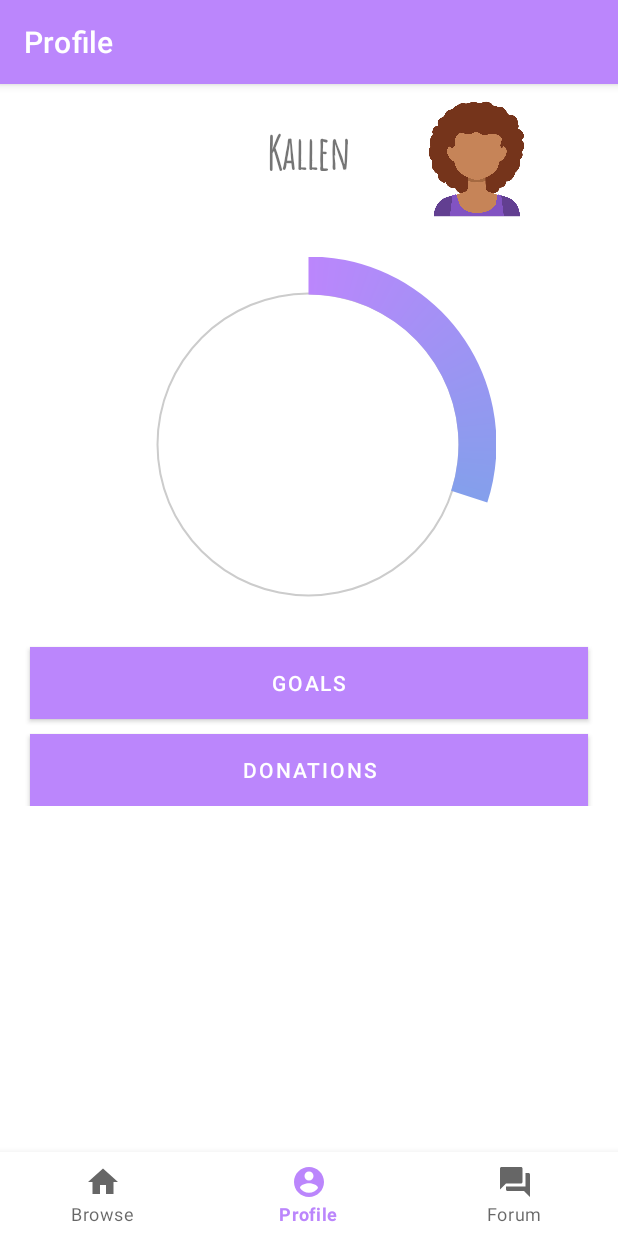
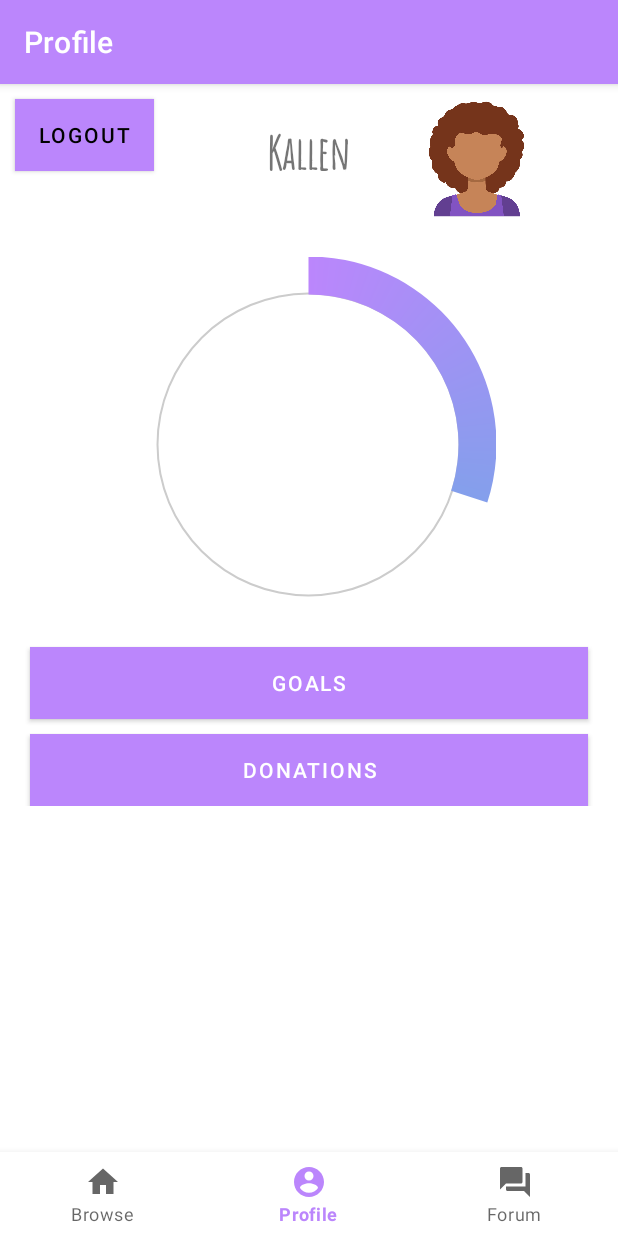
Before and after one commit to olphil99/DISH, an Android app: the DashboardFragment screen opened through its navigation route, on a phone screen of 412 x 824 dp. Run offline under Robolectric (Android 15) with nearby library versions, the phone set to English and light mode, and no system bars; our stand-ins replace navigation-ui; Roboto replaces fonts that are not available here.

Commit message:
asldjfasldf it's done

```diff
--- a/app/src/main/AndroidManifest.xml
+++ b/app/src/main/AndroidManifest.xml
@@ -13,7 +13,8 @@
         <activity
             android:name=".ui.dashboard.DonationsActivity"
             android:label="@string/title_activity_donations"
-            android:theme="@style/Theme.DISH.NoActionBar"></activity>
+            android:theme="@style/Theme.DISH.NoActionBar">
+        </activity>
         <activity
             android:name=".ui.dashboard.GoalActivity"
             android:label="@string/title_activity_goal"
@@ -44,7 +45,7 @@
         </activity>
 
         <activity
-            android:name=".splash">
+            android:name=".SplashActivity">
             <intent-filter>
                 <action android:name="android.intent.action.MAIN" />
                 <category android:name="android.intent.category.LAUNCHER" />
--- a/app/src/main/java/com/example/dish/ui/dashboard/DashboardFragment.java
+++ b/app/src/main/java/com/example/dish/ui/dashboard/DashboardFragment.java
@@ -1,12 +1,15 @@
 package com.example.dish.ui.dashboard;
 
+import android.content.Context;
 import android.content.Intent;
+import android.content.SharedPreferences;
 import android.os.Bundle;
 import android.view.LayoutInflater;
 import android.view.View;
 import android.view.ViewGroup;
 import android.widget.Button;
 import android.widget.ProgressBar;
+import android.widget.Toast;
 
 import androidx.annotation.NonNull;
 import androidx.annotation.Nullable;
@@ -17,6 +20,7 @@ import androidx.lifecycle.Observer;
 import androidx.lifecycle.ViewModelProvider;
 
 import com.example.dish.R;
+import com.example.dish.ui.login.LoginActivity;
 
 public class DashboardFragment extends Fragment {
 
@@ -71,6 +75,16 @@ public class DashboardFragment extends Fragment {
 //                textView.setText(s);
             }
         });
+
+        Button logout = (Button) root.findViewById(R.id.logout);
+        logout.setOnClickListener(new View.OnClickListener() {
+            @Override
+            public void onClick(View view) {
+                Intent intent = new Intent(getActivity(), LoginActivity.class);
+                startActivity(intent);
+                Toast.makeText(view.getContext(), "you are now logged out ^_^", Toast.LENGTH_SHORT).show();
+            }
+        });
         return root;
     }
 
--- a/app/src/main/res/layout/activity_splash.xml
+++ b/app/src/main/res/layout/activity_splash.xml
@@ -4,6 +4,6 @@
     xmlns:tools="http://schemas.android.com/tools"
     android:layout_width="match_parent"
     android:layout_height="match_parent"
-    tools:context=".splash">
+    tools:context=".SplashActivity">
 
 </androidx.constraintlayout.widget.ConstraintLayout>
--- a/app/src/main/res/layout/fragment_dashboard.xml
+++ b/app/src/main/res/layout/fragment_dashboard.xml
@@ -113,6 +113,22 @@
                     android:text="Kallen"
                     android:textSize="30sp"
                     android:textStyle="bold" />
+
+                <Button
+                    android:id="@+id/logout"
+                    android:layout_width="wrap_content"
+                    android:layout_height="wrap_content"
+                    android:layout_marginBottom="10dp"
+                    android:layout_marginLeft="10dp"
+                    android:layout_marginRight="10dp"
+                    android:layout_marginTop="10dp"
+                    android:background="@color/orange"
+                    android:backgroundTint="@color/cameopink"
+                    android:backgroundTintMode="add"
+                    android:text="logout"
+                    android:textColor="@color/black"
+                    app:iconTint="@color/dimgrey"
+                    app:strokeColor="#FFFFFF" />
             </RelativeLayout>
 
 
```
Also changed, not shown: app/src/main/java/com/example/dish/SplashActivity.java (added, +31 -0 lines), app/src/main/java/com/example/dish/splash.java (deleted, +0 -43 lines), app/src/main/java/com/example/dish/ui/login/LoginActivity.java (+13 -13 lines).
